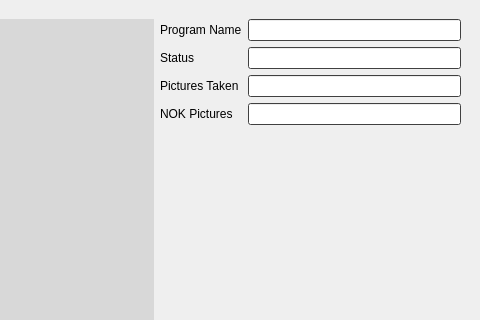
Above: RPi/ui/SFVI.ui from jorgetrumbel/SFVI-MIA before the change; both pictures show x 484 to 964 and y 0 to 320 of the 964 by 781 pixel window. Below: the same form after it.
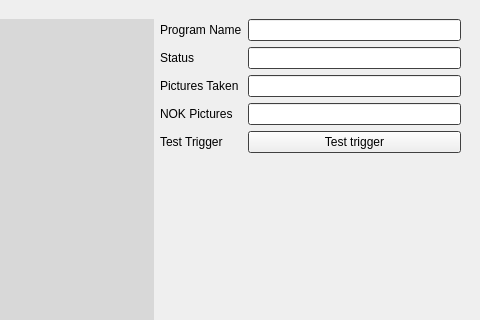
That is the form after the change. The open tabs and pages were chosen to show the change.

The edit to the form file:
```diff
--- a/RPi/ui/SFVI.ui
+++ b/RPi/ui/SFVI.ui
@@ -229,6 +229,20 @@
               </property>
              </widget>
             </item>
+            <item row="4" column="0">
+             <widget class="QLabel" name="labelTriggerScreenMonitorMain">
+              <property name="text">
+               <string>Test Trigger</string>
+              </property>
+             </widget>
+            </item>
+            <item row="4" column="1">
+             <widget class="QPushButton" name="buttonTriggerScreenMonitorMain">
+              <property name="text">
+               <string>Test trigger</string>
+              </property>
+             </widget>
+            </item>
            </layout>
           </item>
           <item row="1" column="4">
```
Left out of the diff: 14 changed lines with no effect on the pictures.
